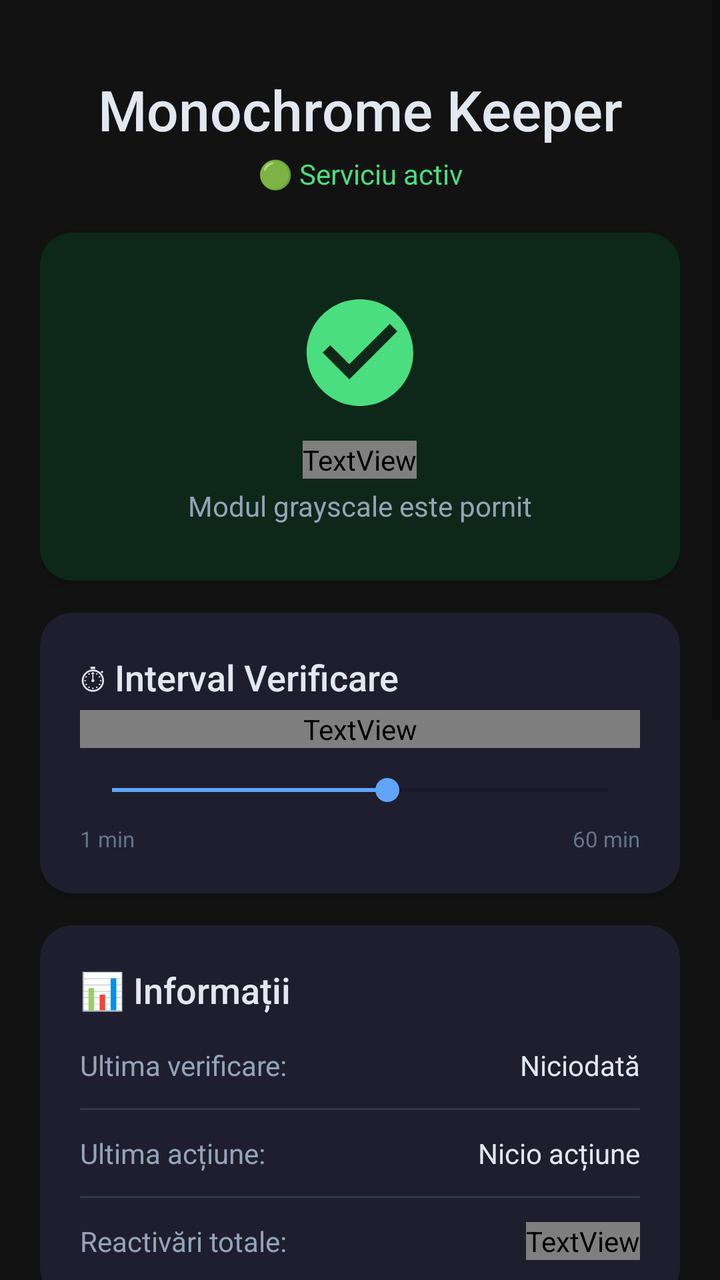
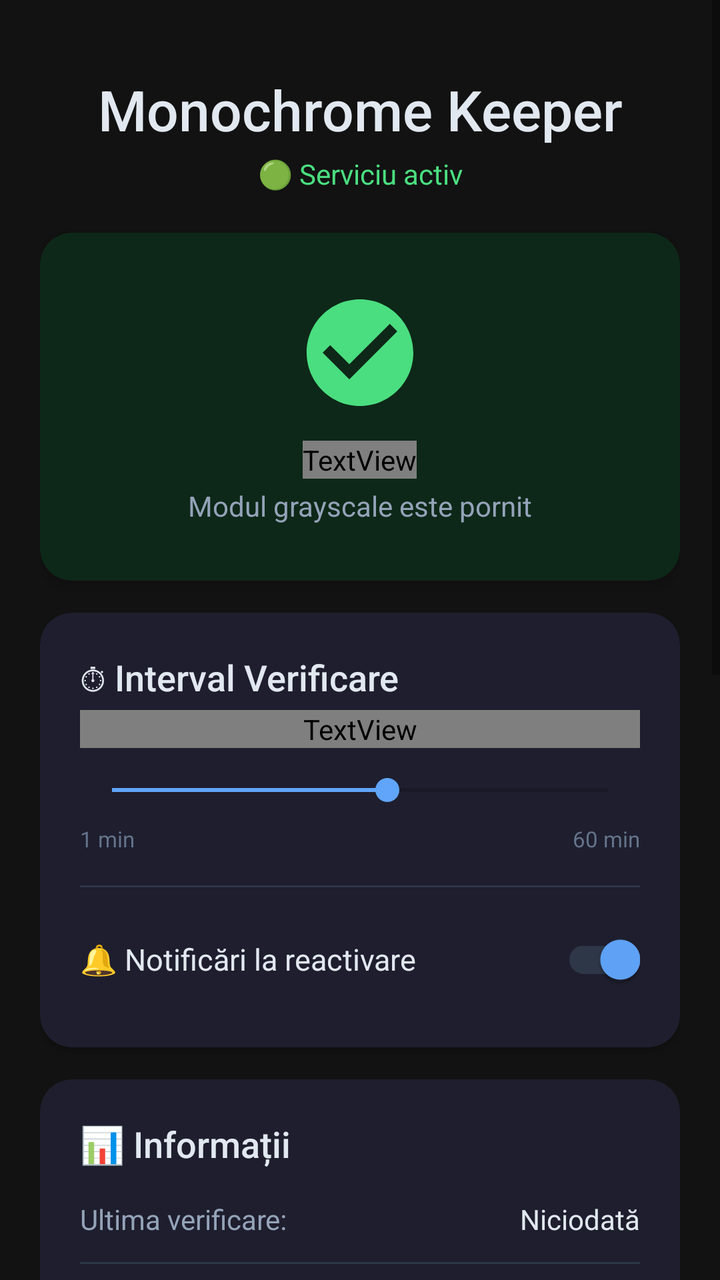

Two renders of the same Android screen: before a commit and after it. Below are the layout's source before the change and the commit's diff.
<!-- AndroidManifest.xml: activity theme Theme.MonochromeKeeper -->
<!-- res/layout/activity_main.xml -->
<?xml version="1.0" encoding="utf-8"?>
<ScrollView xmlns:android="http://schemas.android.com/apk/res/android"
    xmlns:app="http://schemas.android.com/apk/res-auto"
    android:layout_width="match_parent"
    android:layout_height="match_parent"
    android:background="@color/background_dark"
    android:fillViewport="true">

    <LinearLayout
        android:layout_width="match_parent"
        android:layout_height="wrap_content"
        android:orientation="vertical"
        android:padding="20dp">

        
        <TextView
            android:layout_width="match_parent"
            android:layout_height="wrap_content"
            android:layout_marginTop="16dp"
            android:layout_marginBottom="4dp"
            android:fontFamily="sans-serif-medium"
            android:gravity="center"
            android:text="@string/app_name"
            android:textColor="@color/text_primary"
            android:textSize="28sp" />

        <TextView
            android:id="@+id/serviceStatusText"
            android:layout_width="match_parent"
            android:layout_height="wrap_content"
            android:layout_marginBottom="20dp"
            android:gravity="center"
            android:text="🟢 Serviciu activ"
            android:textColor="@color/status_active"
            android:textSize="14sp" />

        
        <androidx.cardview.widget.CardView
            android:id="@+id/statusCard"
            android:layout_width="match_parent"
            android:layout_height="wrap_content"
            android:layout_marginBottom="16dp"
            app:cardBackgroundColor="@color/card_active_bg"
            app:cardCornerRadius="16dp"
            app:cardElevation="4dp">

            <LinearLayout
                android:layout_width="match_parent"
                android:layout_height="wrap_content"
                android:gravity="center"
                android:orientation="vertical"
                android:padding="28dp">

                <ImageView
                    android:id="@+id/statusIcon"
                    android:layout_width="64dp"
                    android:layout_height="64dp"
                    android:layout_marginBottom="12dp"
                    android:src="@drawable/ic_check_circle"
                    app:tint="@color/status_active" />

                <TextView
                    android:id="@+id/statusTitle"
                    android:layout_width="wrap_content"
                    android:layout_height="wrap_content"
                    android:fontFamily="sans-serif-bold"
                    android:text="Monochrome ACTIV"
                    android:textColor="@color/status_active"
                    android:textSize="22sp" />

                <TextView
                    android:id="@+id/statusSubtitle"
                    android:layout_width="wrap_content"
                    android:layout_height="wrap_content"
                    android:layout_marginTop="4dp"
                    android:text="Modul grayscale este pornit"
                    android:textColor="@color/text_secondary"
                    android:textSize="14sp" />
            </LinearLayout>
        </androidx.cardview.widget.CardView>

        
        <androidx.cardview.widget.CardView
            android:layout_width="match_parent"
            android:layout_height="wrap_content"
            android:layout_marginBottom="16dp"
            app:cardBackgroundColor="@color/card_bg"
            app:cardCornerRadius="16dp"
            app:cardElevation="2dp">

            <LinearLayout
                android:layout_width="match_parent"
                android:layout_height="wrap_content"
                android:orientation="vertical"
                android:padding="20dp">

                <TextView
                    android:layout_width="match_parent"
                    android:layout_height="wrap_content"
                    android:layout_marginBottom="4dp"
                    android:fontFamily="sans-serif-medium"
                    android:text="⏱ Interval Verificare"
                    android:textColor="@color/text_primary"
                    android:textSize="18sp" />

                <TextView
                    android:id="@+id/intervalValue"
                    android:layout_width="match_parent"
                    android:layout_height="wrap_content"
                    android:layout_marginBottom="12dp"
                    android:gravity="center"
                    android:fontFamily="sans-serif-bold"
                    android:text="15 minute"
                    android:textColor="@color/accent_blue"
                    android:textSize="24sp" />

                <SeekBar
                    android:id="@+id/intervalSeekBar"
                    android:layout_width="match_parent"
                    android:layout_height="wrap_content"
                    android:layout_marginBottom="8dp"
                    android:max="9"
                    android:progress="5"
                    android:progressTint="@color/accent_blue"
                    android:thumbTint="@color/accent_blue" />

                <LinearLayout
                    android:layout_width="match_parent"
                    android:layout_height="wrap_content"
                    android:orientation="horizontal">

                    <TextView
                        android:layout_width="0dp"
                        android:layout_height="wrap_content"
                        android:layout_weight="1"
                        android:text="1 min"
                        android:textColor="@color/text_tertiary"
                        android:textSize="11sp" />

                    <TextView
                        android:layout_width="wrap_content"
                        android:layout_height="wrap_content"
                        android:gravity="end"
                        android:text="60 min"
                        android:textColor="@color/text_tertiary"
                        android:textSize="11sp" />
                </LinearLayout>
            </LinearLayout>
        </androidx.cardview.widget.CardView>

        
        <androidx.cardview.widget.CardView
            android:layout_width="match_parent"
            android:layout_height="wrap_content"
            android:layout_marginBottom="16dp"
            app:cardBackgroundColor="@color/card_bg"
            app:cardCornerRadius="16dp"
            app:cardElevation="2dp">

            <LinearLayout
                android:layout_width="match_parent"
                android:layout_height="wrap_content"
                android:orientation="vertical"
                android:padding="20dp">

                <TextView
                    android:layout_width="match_parent"
                    android:layout_height="wrap_content"
                    android:layout_marginBottom="16dp"
                    android:fontFamily="sans-serif-medium"
                    android:text="📊 Informații"
                    android:textColor="@color/text_primary"
                    android:textSize="18sp" />

                
                <LinearLayout
                    android:layout_width="match_parent"
                    android:layout_height="wrap_content"
                    android:layout_marginBottom="12dp"
                    android:orientation="horizontal">

                    <TextView
                        android:layout_width="0dp"
                        android:layout_height="wrap_content"
                        android:layout_weight="1"
                        android:text="Ultima verificare:"
                        android:textColor="@color/text_secondary"
                        android:textSize="14sp" />

                    <TextView
                        android:id="@+id/lastCheckValue"
                        android:layout_width="wrap_content"
                        android:layout_height="wrap_content"
                        android:text="Niciodată"
                        android:textColor="@color/text_primary"
                        android:textSize="14sp" />
                </LinearLayout>

                <View
                    android:layout_width="match_parent"
                    android:layout_height="1dp"
                    android:layout_marginBottom="12dp"
                    android:background="@color/divider" />

                
                <LinearLayout
                    android:layout_width="match_parent"
                    android:layout_height="wrap_content"
                    android:layout_marginBottom="12dp"
                    android:orientation="horizontal">

                    <TextView
                        android:layout_width="0dp"
                        android:layout_height="wrap_content"
                        android:layout_weight="1"
                        android:text="Ultima acțiune:"
                        android:textColor="@color/text_secondary"
                        android:textSize="14sp" />

                    <TextView
                        android:id="@+id/lastActionValue"
                        android:layout_width="wrap_content"
                        android:layout_height="wrap_content"
                        android:text="Nicio acțiune"
                        android:textColor="@color/text_primary"
                        android:textSize="14sp"
                        android:maxWidth="180dp"
                        android:gravity="end" />
                </LinearLayout>

                <View
                    android:layout_width="match_parent"
                    android:layout_height="1dp"
                    android:layout_marginBottom="12dp"
                    android:background="@color/divider" />

                
                <LinearLayout
                    android:layout_width="match_parent"
                    android:layout_height="wrap_content"
                    android:orientation="horizontal">

                    <TextView
                        android:layout_width="0dp"
                        android:layout_height="wrap_content"
                        android:layout_weight="1"
                        android:text="Reactivări totale:"
                        android:textColor="@color/text_secondary"
                        android:textSize="14sp" />

                    <TextView
                        android:id="@+id/reactivationCountValue"
                        android:layout_width="wrap_content"
                        android:layout_height="wrap_content"
                        android:text="0"
                        android:textColor="@color/accent_blue"
                        android:textSize="14sp"
                        android:fontFamily="sans-serif-bold" />
                </LinearLayout>
            </LinearLayout>
        </androidx.cardview.widget.CardView>

        
        <androidx.cardview.widget.CardView
            android:layout_width="match_parent"
            android:layout_height="wrap_content"
            android:layout_marginBottom="16dp"
            app:cardBackgroundColor="@color/card_bg"
            app:cardCornerRadius="16dp"
            app:cardElevation="2dp">

            <LinearLayout
                android:layout_width="match_parent"
                android:layout_height="wrap_content"
                android:orientation="vertical"
                android:padding="20dp">

                <TextView
                    android:layout_width="match_parent"
                    android:layout_height="wrap_content"
                    android:layout_marginBottom="8dp"
                    android:fontFamily="sans-serif-medium"
                    android:text="🔑 Permisiune"
                    android:textColor="@color/text_primary"
                    android:textSize="18sp" />

                <TextView
                    android:id="@+id/permissionStatus"
                    android:layout_width="match_parent"
                    android:layout_height="wrap_content"
                    android:layout_marginBottom="12dp"
                    android:text="Verificare..."
                    android:textColor="@color/text_secondary"
                    android:textSize="14sp" />

                <TextView
                    android:layout_width="match_parent"
                    android:layout_height="wrap_content"
                    android:background="@drawable/bg_code_block"
                    android:fontFamily="monospace"
                    android:padding="12dp"
                    android:text="adb shell pm grant\n  com.monochrome.keeper\n  android.permission.WRITE_SECURE_SETTINGS"
                    android:textColor="@color/code_text"
                    android:textSize="11sp" />
            </LinearLayout>
        </androidx.cardview.widget.CardView>

        
        <Button
            android:id="@+id/btnForceCheck"
            android:layout_width="match_parent"
            android:layout_height="52dp"
            android:layout_marginBottom="12dp"
            android:background="@drawable/bg_button_primary"
            android:fontFamily="sans-serif-medium"
            android:text="🔍 Verifică Acum"
            android:textColor="@color/white"
            android:textSize="16sp"
            android:textAllCaps="false" />

        <Button
            android:id="@+id/btnToggleService"
            android:layout_width="match_parent"
            android:layout_height="52dp"
            android:layout_marginBottom="12dp"
            android:background="@drawable/bg_button_stop"
            android:fontFamily="sans-serif-medium"
            android:text="⏹ Oprește Serviciul"
            android:textColor="@color/white"
            android:textSize="16sp"
            android:textAllCaps="false" />

        <Button
            android:id="@+id/btnBatteryOptimization"
            android:layout_width="match_parent"
            android:layout_height="52dp"
            android:layout_marginBottom="24dp"
            android:background="@drawable/bg_button_battery_warn"
            android:fontFamily="sans-serif-medium"
            android:text="⚠️ Dezactivează Optimizarea Bateriei"
            android:textColor="@color/white"
            android:textSize="13sp"
            android:textAllCaps="false" />

        
        <TextView
            android:layout_width="match_parent"
            android:layout_height="wrap_content"
            android:layout_marginBottom="16dp"
            android:gravity="center"
            android:text="Funcționează în background\nNotificare la fiecare reactivare"
            android:textColor="@color/text_tertiary"
            android:textSize="12sp"
            android:lineSpacingExtra="4dp" />

    </LinearLayout>
</ScrollView>
<!-- resources referenced by this layout -->
<resources>
  <color name="accent_blue">#FF60A5FA</color>
  <color name="background_dark">#FF121212</color>
  <color name="card_active_bg">#FF0D2818</color>
  <color name="card_bg">#FF1E1E2E</color>
  <color name="code_text">#FF7DD3FC</color>
  <color name="divider">#FF2D3748</color>
  <color name="status_active">#FF4ADE80</color>
  <color name="text_primary">#FFE2E8F0</color>
  <color name="text_secondary">#FF94A3B8</color>
  <color name="text_tertiary">#FF64748B</color>
  <color name="white">#FFFFFFFF</color>
  <!-- drawable bg_button_battery_warn (drawable) -->
  <?xml version="1.0" encoding="utf-8"?>
  <shape xmlns:android="http://schemas.android.com/apk/res/android"
      android:shape="rectangle">
      <solid android:color="#FFD97706" />
      <corners android:radius="12dp" />
  </shape>
  <!-- drawable bg_button_primary (drawable) -->
  <?xml version="1.0" encoding="utf-8"?>
  <shape xmlns:android="http://schemas.android.com/apk/res/android"
      android:shape="rectangle">
      <solid android:color="@color/btn_primary" />
      <corners android:radius="12dp" />
  </shape>
  <!-- drawable bg_button_stop (drawable) -->
  <?xml version="1.0" encoding="utf-8"?>
  <shape xmlns:android="http://schemas.android.com/apk/res/android"
      android:shape="rectangle">
      <solid android:color="#FFDC2626" />
      <corners android:radius="12dp" />
  </shape>
  <!-- drawable bg_code_block (drawable) -->
  <?xml version="1.0" encoding="utf-8"?>
  <shape xmlns:android="http://schemas.android.com/apk/res/android"
      android:shape="rectangle">
      <solid android:color="@color/code_bg" />
      <corners android:radius="8dp" />
      <padding
          android:left="12dp"
          android:top="8dp"
          android:right="12dp"
          android:bottom="8dp" />
  </shape>
  <!-- drawable ic_check_circle (drawable) -->
  <?xml version="1.0" encoding="utf-8"?>
  <vector xmlns:android="http://schemas.android.com/apk/res/android"
      android:width="24dp"
      android:height="24dp"
      android:viewportWidth="24"
      android:viewportHeight="24">
      <path
          android:fillColor="#FF4ADE80"
          android:pathData="M12,2C6.48,2 2,6.48 2,12s4.48,10 10,10 10,-4.48 10,-10S17.52,2 12,2zM10,17l-5,-5 1.41,-1.41L10,14.17l7.59,-7.59L19,8l-9,9z" />
  </vector>
  <string name="app_name">Monochrome Keeper</string>
  <style name="Theme.MonochromeKeeper" parent="Theme.MaterialComponents.DayNight.NoActionBar">
          <item name="colorPrimary">@color/accent_purple</item>
          <item name="colorPrimaryVariant">@color/accent_blue</item>
          <item name="colorOnPrimary">@color/white</item>
          <item name="colorSecondary">@color/accent_blue</item>
          <item name="colorSecondaryVariant">@color/accent_purple</item>
          <item name="colorOnSecondary">@color/white</item>
          <item name="android:statusBarColor">@color/background_dark</item>
          <item name="android:navigationBarColor">@color/background_dark</item>
          <item name="android:windowBackground">@color/background_dark</item>
      </style>
  <color name="btn_primary">#FF6366F1</color>
  <color name="code_bg">#FF0F172A</color>
  <color name="accent_purple">#FFA78BFA</color>
</resources>

<!-- the commit's change to res/layout/activity_main.xml (unified diff, before → after) -->
@@ -145,6 +145,39 @@
                         android:textColor="@color/text_tertiary"
                         android:textSize="11sp" />
                 </LinearLayout>
+
+                
+                <View
+                    android:layout_width="match_parent"
+                    android:layout_height="1dp"
+                    android:layout_marginTop="16dp"
+                    android:layout_marginBottom="12dp"
+                    android:background="@color/divider" />
+
+                
+                <LinearLayout
+                    android:layout_width="match_parent"
+                    android:layout_height="wrap_content"
+                    android:orientation="horizontal"
+                    android:gravity="center_vertical">
+
+                    <TextView
+                        android:layout_width="0dp"
+                        android:layout_height="wrap_content"
+                        android:layout_weight="1"
+                        android:text="🔔 Notificări la reactivare"
+                        android:textColor="@color/text_primary"
+                        android:textSize="15sp" />
+
+                    <androidx.appcompat.widget.SwitchCompat
+                        android:id="@+id/switchNotifications"
+                        android:layout_width="wrap_content"
+                        android:layout_height="wrap_content"
+                        android:checked="true"
+                        app:thumbTint="@color/accent_blue"
+                        app:trackTint="@color/divider" />
+                </LinearLayout>
+
             </LinearLayout>
         </androidx.cardview.widget.CardView>
 
